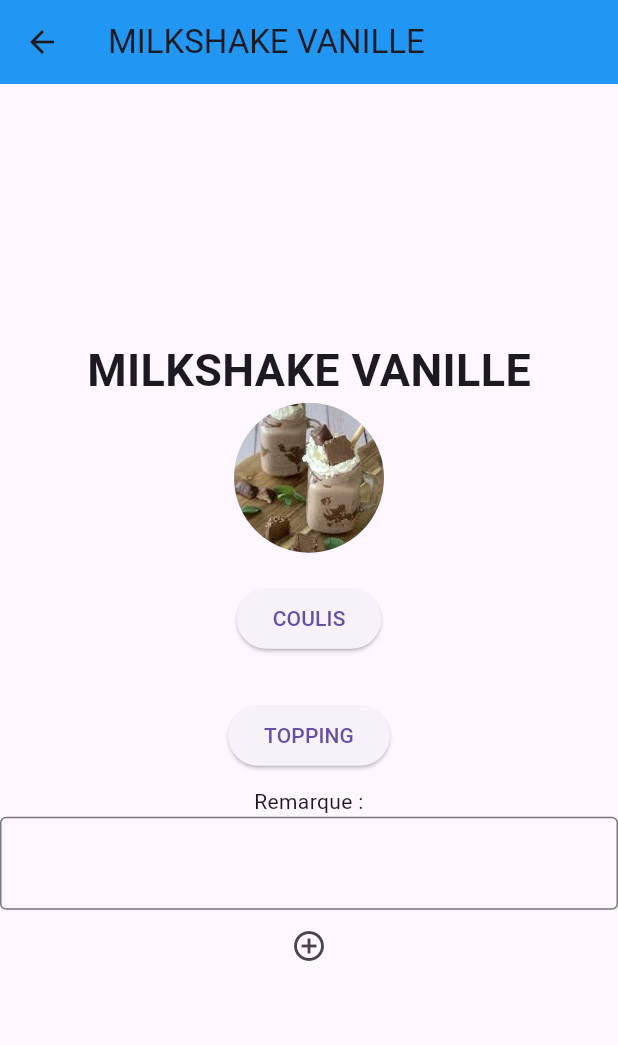
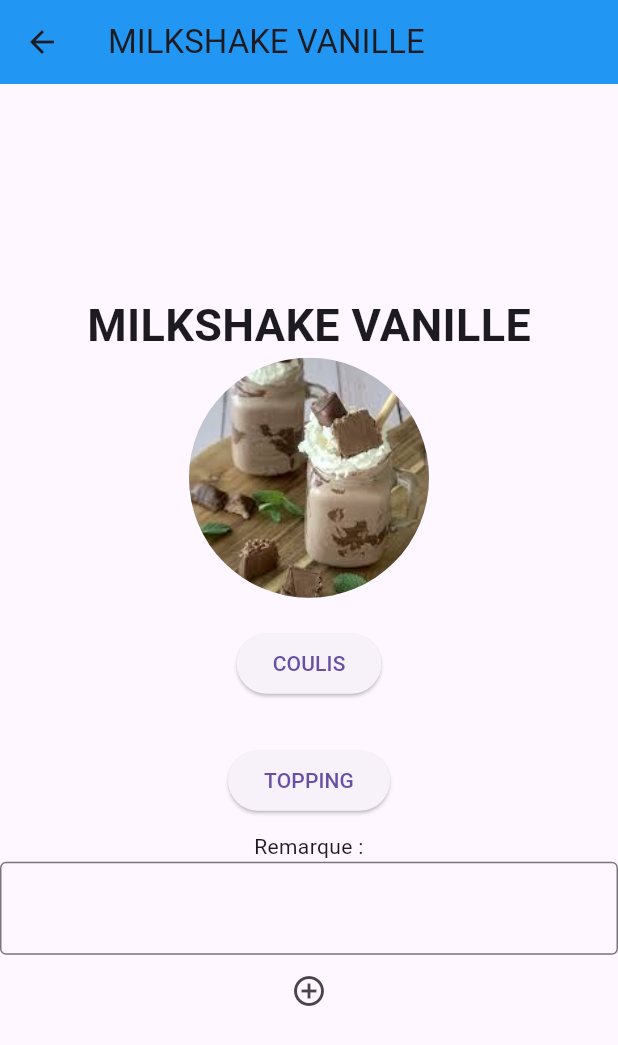
Before and after one commit to ghoufranrz/front_PizzaTime, a Flutter app: the screen it shows after launch, after a tap on "MILKSHAKE VANILLE", on a phone screen of 412 x 824 dp. Shown: the top 1045 px of the screen. Run offline on Flutter 3.47's test engine with Material 3 defaults, Android fonts, the phone set to English and light mode, and no system bars; network calls fail.

Commit message:
first commit

```diff
--- a/lib/milkVanille.dart
+++ b/lib/milkVanille.dart
@@ -32,7 +32,7 @@ class MilkVanille extends StatelessWidget {
                 ),
               ),
               CircleAvatar(
-                radius: 50,
+                radius: 80,
                 backgroundImage: AssetImage('images/MILKSHAKE VANILLE.jpg'),
               ),
               SizedBox(height: 20),
--- a/lib/product_button.dart
+++ b/lib/product_button.dart
@@ -52,7 +52,7 @@ class ProductButton extends StatelessWidget {
         children: [
           Image.network(
             imageUrl,
-            width: double.infinity,
+            width: 100,
             height: 100,
             fit: BoxFit.cover,
           ),
```
